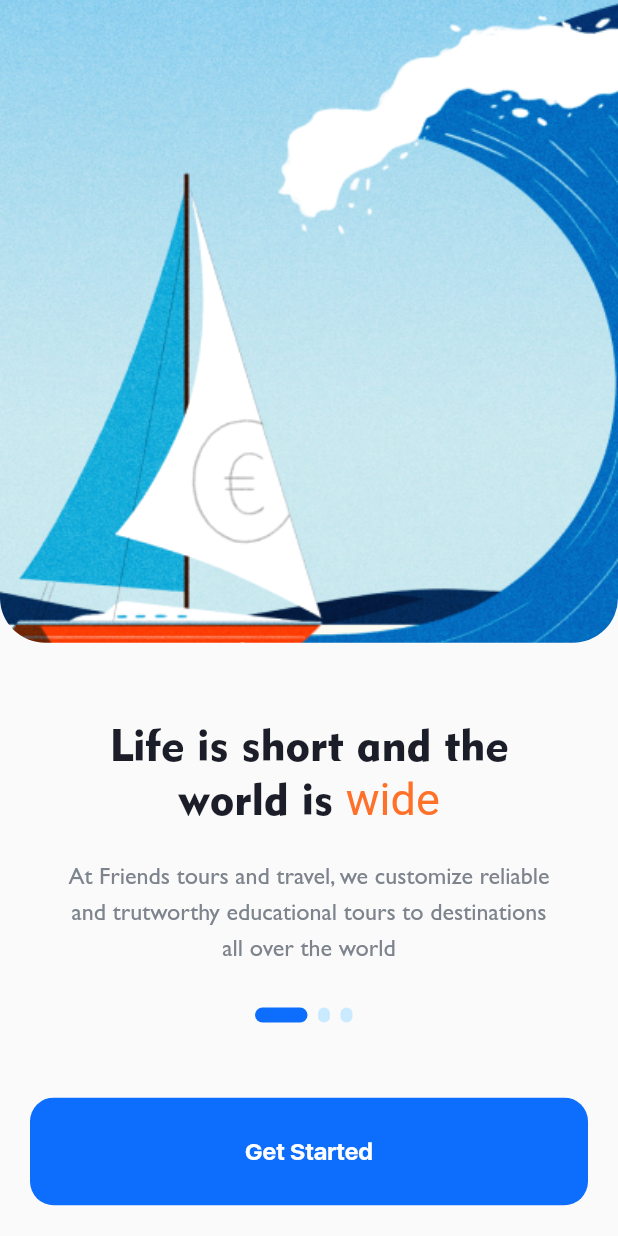
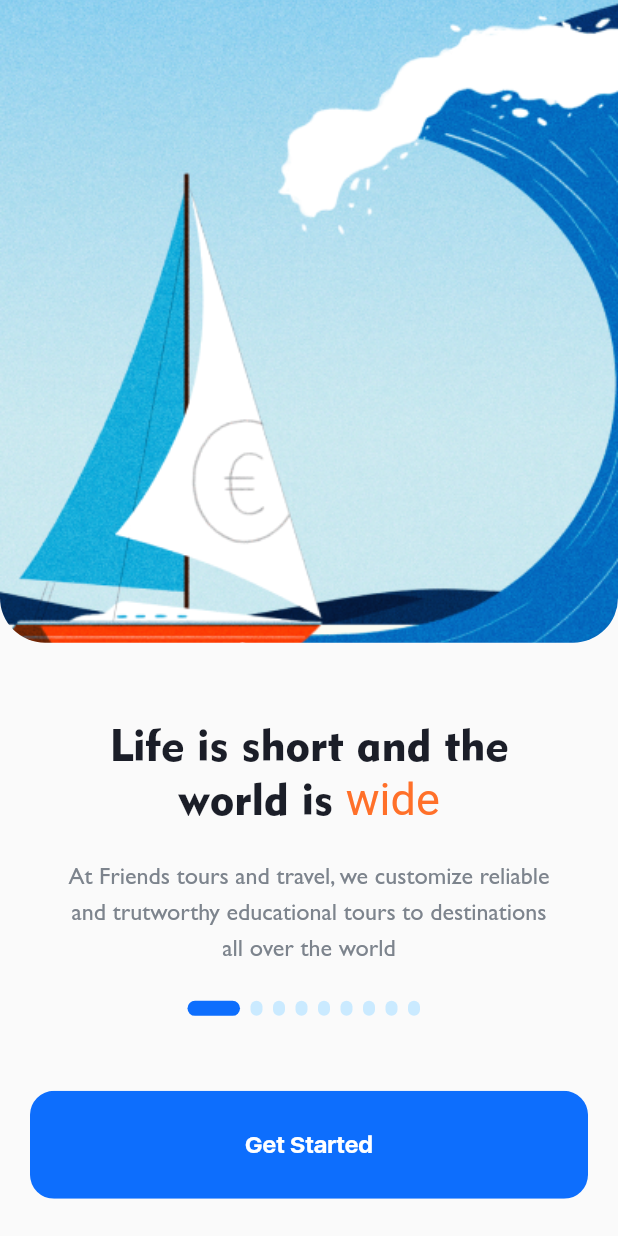
Before and after one commit to aninarafath6/-Travenor, a Flutter app: the screen it shows after launch, on a phone screen of 412 x 824 dp. Run offline on Flutter 3.47's test engine with Material 2 defaults, Android fonts, the phone set to English and light mode, and no system bars; our stand-ins replace get; project files that could hold a hidden picture were left out.

Commit message:
onbaording view✅

```diff
--- a/lib/common/widgets/custom_button.dart
+++ b/lib/common/widgets/custom_button.dart
@@ -25,8 +25,17 @@
           width: double.infinity,
           height: 56,
           child: Center(
+            child: AnimatedSwitcher(
+              duration: const Duration(milliseconds: 300),
+              transitionBuilder: ((child, animation) {
+                return FadeTransition(
+                  opacity: animation,
+                  child: child,
+                );
+              }),
               child: Text(
                 label ?? "",
+                key: ValueKey(label),
                 style: const TextStyle(
                   color: AppColors.white,
                   fontWeight: FontWeight.w600,
@@ -36,6 +45,7 @@
             ),
           ),
         ),
+      ),
     );
   }
 }
--- a/lib/controllers/onboarding_controller.dart
+++ b/lib/controllers/onboarding_controller.dart
@@ -25,6 +25,48 @@
       title: "People don’t take trips,\ntrips take  ",
       spclText: "people",
       subText:
+          "To give the best of your adventure you just need to leave and go where you like. we are waiting for you",
+      imageURL: "assets/images/png/onboarding/onboarding-3.png",
+    ),
+    OnboardingModel(
+      title: "People don’t take trips,\ntrips take  ",
+      spclText: "people",
+      subText:
+          "To get the best of your adventure you just need to leave and go where you like. we are waiting for you",
+      imageURL: "assets/images/png/onboarding/onboarding-3.png",
+    ),
+    OnboardingModel(
+      title: "People don’t take trips,\ntrips take  ",
+      spclText: "people",
+      subText:
+          "To get the best of your adventure you just need to leave and go where you like. we are waiting for you",
+      imageURL: "assets/images/png/onboarding/onboarding-3.png",
+    ),
+    OnboardingModel(
+      title: "People don’t take trips,\ntrips take  ",
+      spclText: "people",
+      subText:
+          "To get the best of your adventure you just need to leave and go where you like. we are waiting for you",
+      imageURL: "assets/images/png/onboarding/onboarding-3.png",
+    ),
+    OnboardingModel(
+      title: "People don’t take trips,\ntrips take  ",
+      spclText: "people",
+      subText:
+          "To get the best of your adventure you just need to leave and go where you like. we are waiting for you",
+      imageURL: "assets/images/png/onboarding/onboarding-3.png",
+    ),
+    OnboardingModel(
+      title: "People don’t take trips,\ntrips take  ",
+      spclText: "people",
+      subText:
+          "To get the best of your adventure you just need to leave and go where you like. we are waiting for you",
+      imageURL: "assets/images/png/onboarding/onboarding-3.png",
+    ),
+    OnboardingModel(
+      title: "People don’t take trips,\ntrips take  ",
+      spclText: "people",
+      subText:
           "To get the best of your adventure you just need to leave and go where you like. we are waiting for you",
       imageURL: "assets/images/png/onboarding/onboarding-3.png",
     ),
@@ -34,7 +76,11 @@
   int get selectedIndex => _selectedIndex.value;
   PageController get pageController => _pageController;
 
-  void onChange(int index) {
-    _selectedIndex.value = index;
+  void next() {
+    if (_onboardingList.length > selectedIndex + 1) {
+      _selectedIndex.value += 1;
+    } else {
+// go to next page
+    }
   }
 }
--- a/lib/views/onboarding_view/onboarding_view.dart
+++ b/lib/views/onboarding_view/onboarding_view.dart
@@ -38,7 +38,8 @@
   @override
   Widget build(BuildContext context) {
     return Scaffold(
-      body: Column(
+      body: Obx(() {
+        return Column(
           children: [
             SizedBox(
               width: context.getWidth(100),
@@ -48,9 +49,7 @@
                   bottom: Radius.circular(
                       lerpDouble(30, 30, _animationController.value)!),
                 ),
-              child: Obx(
-                () {
-                  return FadeTransition(
+                child: FadeTransition(
                   alwaysIncludeSemantics: true,
                   opacity: _animationController,
                   child: Image.asset(
@@ -59,23 +58,23 @@
                         .imageURL!,
                     fit: BoxFit.cover,
                   ),
-                  );
-                },
                 ),
               ),
             ),
             const SizedBox(height: 50),
-          Expanded(
-            child: PageView.builder(
-              itemBuilder: (context, index) {
-                return Column(
-                  children: [
-                    _title(index),
+            _title(_onboardingController.selectedIndex),
             const SizedBox(height: 20),
             Padding(
               padding: const EdgeInsets.symmetric(horizontal: 40.0),
+              child: AnimatedBuilder(
+                  animation: _animationController,
+                  builder: (context, _) {
+                    return Opacity(
+                      opacity: _animationController.value,
                       child: Text(
-                        _onboardingController.onboardingList[index].subText!,
+                        _onboardingController
+                            .onboardingList[_onboardingController.selectedIndex]
+                            .subText!,
                         textAlign: TextAlign.center,
                         style: const TextStyle(
                           fontSize: 16,
@@ -84,36 +83,25 @@
                           height: 1.5,
                         ),
                       ),
-                    ),
-                  ],
                     );
-              },
-              onPageChanged: (index) {
-                _onboardingController.onChange(index);
-                if (_animationController.isCompleted) {
-                  _animationController.reset();
-                  _animationController.forward();
-                } else {
-                  _animationController.forward();
-                }
-              },
-              itemCount: _onboardingController.onboardingList.length,
-            ),
+                  }),
             ),
             Expanded(
               child: Padding(
                 padding: const EdgeInsets.all(20.0),
-              child: Column(
+                child: Obx(
+                  () {
+                    return Column(
                       mainAxisAlignment: MainAxisAlignment.center,
                       children: [
-                  Obx(() {
-                    return Row(
+                        Row(
                           mainAxisAlignment: MainAxisAlignment.center,
                           children: List.generate(
-                        3,
+                            _onboardingController.onboardingList.length,
                             (index) => AnimatedContainer(
                               duration: const Duration(milliseconds: 300),
-                          width: _onboardingController.selectedIndex == index
+                              width:
+                                  _onboardingController.selectedIndex == index
                                       ? 35
                                       : index == 0
                                           ? 16
@@ -124,25 +112,50 @@
                                     _onboardingController.selectedIndex == index
                                         ? AppColors.primaryColor
                                         : AppColors.lightCyan,
-                              borderRadius: BorderRadius.circular(16)),
+                                borderRadius: BorderRadius.circular(16),
+                              ),
                               margin: const EdgeInsets.only(right: 7),
                             ),
                           ),
+                        ),
+                        const SizedBox(height: 50),
+                        CustomButton(
+                          label: _onboardingController.selectedIndex == 0
+                              ? "Get Started"
+                              : "Next",
+                          onTap: () {
+                            _onboardingController.next();
+                            if (_animationController.isCompleted) {
+                              _animationController.reset();
+                              _animationController.forward();
+                            } else {
+                              _animationController.forward();
+                            }
+                          },
+                        ),
+                      ],
                     );
-                  }),
-                  const SizedBox(height: 50),
-                  const CustomButton(label: "Get Started"),
-                ],
+                  },
                 ),
               ),
             ),
           ],
-      ),
+        );
+      }),
     );
   }
 
-  RichText _title(int index) {
-    return RichText(
+  AnimatedSwitcher _title(int index) {
+    return AnimatedSwitcher(
+      duration: const Duration(milliseconds: 300),
+      transitionBuilder: (child, animation) {
+        return FadeTransition(
+          opacity: animation,
+          child: child,
+        );
+      },
+      child: RichText(
+        key: ValueKey(_onboardingController.onboardingList[index].title),
         textAlign: TextAlign.center,
         text: TextSpan(
           text: _onboardingController.onboardingList[index].title,
@@ -160,6 +173,7 @@
             ),
           ],
         ),
+      ),
     );
   }
 }
```
Lines whose indentation alone changed are shown as unchanged.
